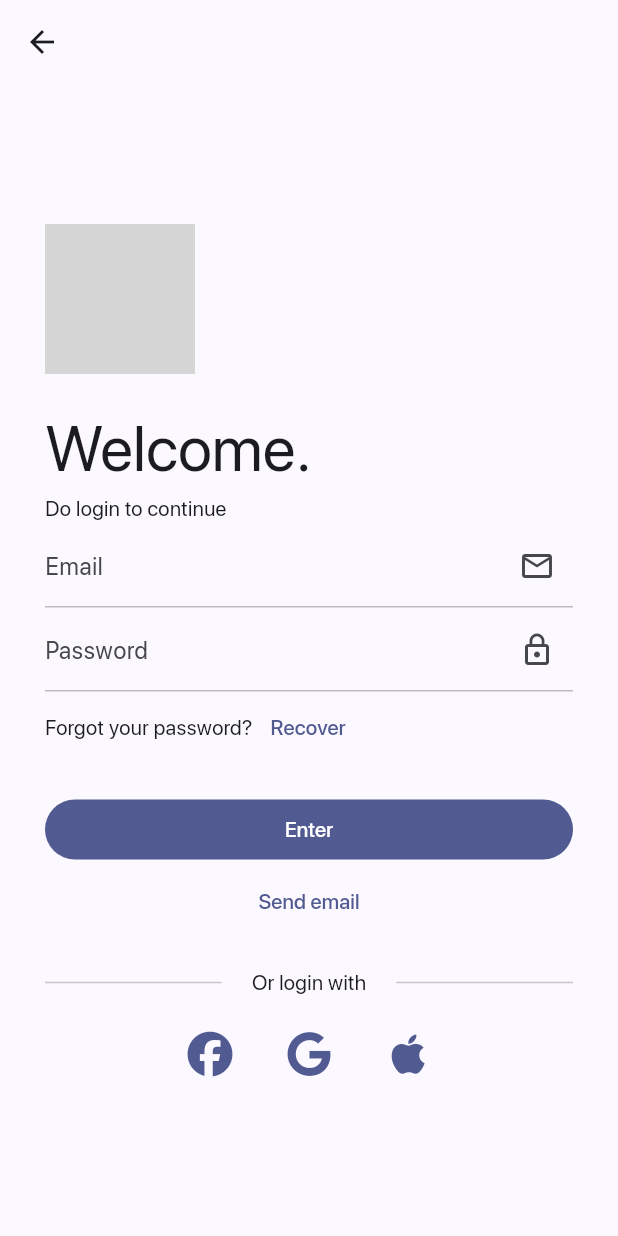
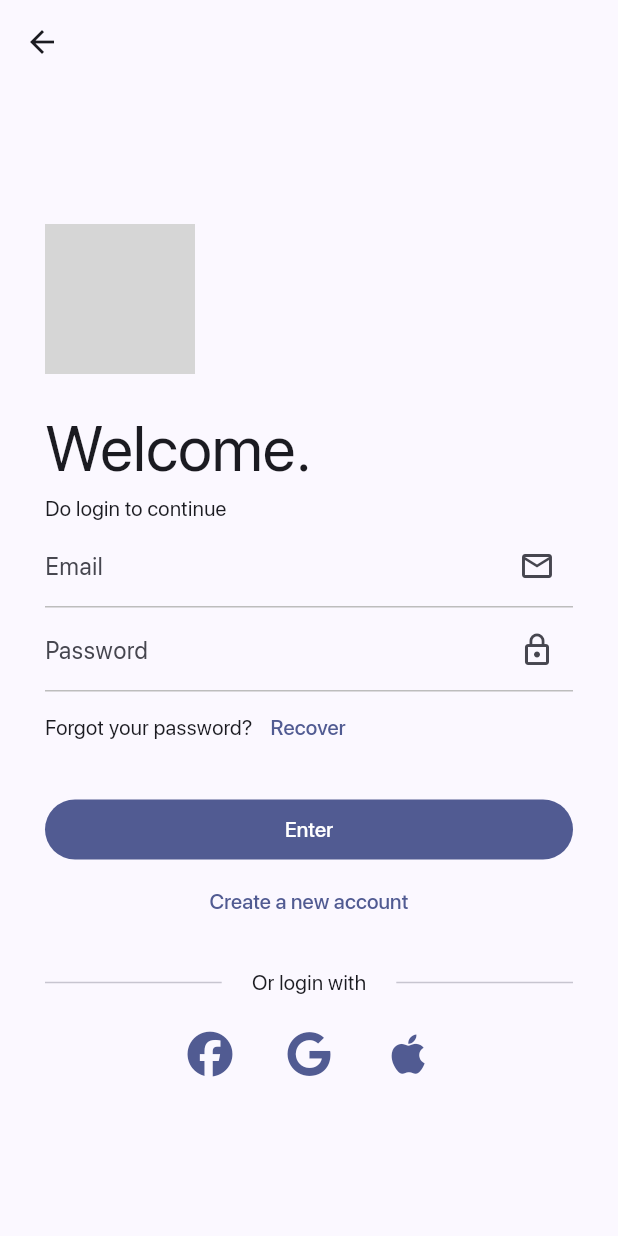
Before and after one commit to C4co/flutter_views, a Flutter app: the AuthPage screen opened by its route, on a phone screen of 412 x 824 dp. Run offline on Flutter 3.47's test engine with Material 2 defaults, Android fonts, the phone set to English and light mode, and no system bars; our stand-ins replace font_awesome_flutter, shared_preferences; accounts and stored records are empty; project files that could hold a hidden picture were left out; grey boxes are pictures that could not be loaded.

Commit message:
fix: link description

```diff
--- a/lib/modules/auth/components/register.dart
+++ b/lib/modules/auth/components/register.dart
@@ -17,7 +17,7 @@ class Register extends StatelessWidget {
           },
         );
       },
-      child: const Text('Send email'),
+      child: const Text('Create a new account'),
     );
   }
 }
```
